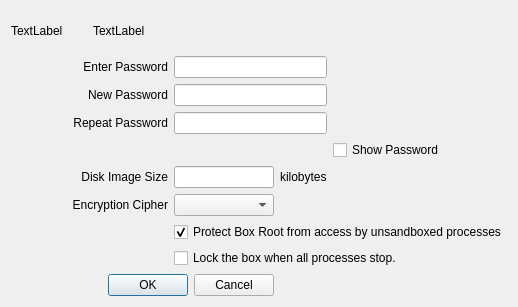
Before: the Qt Designer form SandboxiePlus/SandMan/Forms/BoxImageWindow.ui in sandboxie-plus/Sandboxie, drawn with Qt 5.
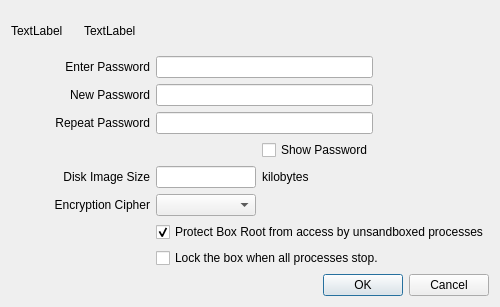
After: the same form once the commit is applied.

What changed in the file:
```diff
--- a/SandboxiePlus/SandMan/Forms/BoxImageWindow.ui
+++ b/SandboxiePlus/SandMan/Forms/BoxImageWindow.ui
@@ -6,7 +6,7 @@
    <rect>
     <x>0</x>
     <y>0</y>
-    <width>518</width>
+    <width>500</width>
     <height>307</height>
    </rect>
   </property>
@@ -25,34 +25,22 @@
   <property name="windowTitle">
    <string>Form</string>
   </property>
+  <layout class="QGridLayout" name="gridLayout_2">
+   <item row="3" column="0">
   <layout class="QGridLayout" name="gridLayout">
-   <item row="0" column="0">
-    <widget class="QLabel" name="lblIcon">
+     <item row="3" column="0" colspan="2">
+      <widget class="QLabel" name="lblRepeatPassword">
      <property name="text">
-      <string>TextLabel</string>
-     </property>
-    </widget>
-   </item>
-   <item row="0" column="1" colspan="2">
-    <widget class="QLabel" name="lblInfo">
-     <property name="text">
-      <string>TextLabel</string>
-     </property>
-     <property name="wordWrap">
-      <bool>true</bool>
-     </property>
-    </widget>
-   </item>
-   <item row="1" column="0" colspan="2">
-    <widget class="QLabel" name="lblPassword">
-     <property name="text">
-      <string>Enter Password</string>
+        <string>Repeat Password</string>
      </property>
      <property name="alignment">
       <set>Qt::AlignRight|Qt::AlignTrailing|Qt::AlignVCenter</set>
      </property>
     </widget>
    </item>
+     <item row="7" column="2">
+      <widget class="QComboBox" name="cmbCipher"/>
+     </item>
    <item row="1" column="2" colspan="2">
     <widget class="QLineEdit" name="txtPassword">
      <property name="echoMode">
@@ -60,6 +48,16 @@
      </property>
     </widget>
    </item>
+     <item row="7" column="0" colspan="2">
+      <widget class="QLabel" name="lblCipher">
+       <property name="text">
+        <string>Encryption Cipher</string>
+       </property>
+       <property name="alignment">
+        <set>Qt::AlignRight|Qt::AlignTrailing|Qt::AlignVCenter</set>
+       </property>
+      </widget>
+     </item>
    <item row="2" column="0" colspan="2">
     <widget class="QLabel" name="lblNewPassword">
      <property name="text">
@@ -70,58 +68,14 @@
      </property>
     </widget>
    </item>
-   <item row="2" column="2" colspan="2">
-    <widget class="QLineEdit" name="txtNewPassword">
-     <property name="echoMode">
-      <enum>QLineEdit::Password</enum>
-     </property>
-    </widget>
-   </item>
-   <item row="3" column="0" colspan="2">
-    <widget class="QLabel" name="lblRepeatPassword">
+     <item row="9" column="2" colspan="3">
+      <widget class="QCheckBox" name="chkAutoLock">
      <property name="text">
-      <string>Repeat Password</string>
-     </property>
-     <property name="alignment">
-      <set>Qt::AlignRight|Qt::AlignTrailing|Qt::AlignVCenter</set>
-     </property>
-    </widget>
-   </item>
-   <item row="3" column="2" colspan="2">
-    <widget class="QLineEdit" name="txtRepeatPassword">
-     <property name="echoMode">
-      <enum>QLineEdit::Password</enum>
-     </property>
-    </widget>
-   </item>
-   <item row="4" column="4">
-    <widget class="QCheckBox" name="chkShow">
-     <property name="text">
-      <string>Show Password</string>
-     </property>
-    </widget>
-   </item>
-   <item row="5" column="0" colspan="2">
-    <widget class="QLabel" name="lblImageSize">
-     <property name="text">
-      <string>Disk Image Size</string>
-     </property>
-     <property name="alignment">
-      <set>Qt::AlignRight|Qt::AlignTrailing|Qt::AlignVCenter</set>
-     </property>
-    </widget>
-   </item>
-   <item row="5" column="2">
-    <widget class="QLineEdit" name="txtImageSize">
-     <property name="maximumSize">
-      <size>
-       <width>100</width>
-       <height>16777215</height>
-      </size>
-     </property>
-    </widget>
-   </item>
-   <item row="5" column="3">
+        <string>Lock the box when all processes stop.</string>
+       </property>
+      </widget>
+     </item>
+     <item row="6" column="3">
     <widget class="QLabel" name="lblImageSizeKb">
      <property name="sizePolicy">
       <sizepolicy hsizetype="Maximum" vsizetype="Preferred">
@@ -134,42 +88,92 @@
      </property>
     </widget>
    </item>
-   <item row="6" column="0" colspan="2">
-    <widget class="QLabel" name="lblCipher">
+     <item row="0" column="0">
+      <widget class="QLabel" name="lblIcon">
      <property name="text">
-      <string>Encryption Cipher</string>
-     </property>
-     <property name="alignment">
-      <set>Qt::AlignRight|Qt::AlignTrailing|Qt::AlignVCenter</set>
+        <string>TextLabel</string>
      </property>
     </widget>
    </item>
    <item row="6" column="2">
-    <widget class="QComboBox" name="cmbCipher"/>
-   </item>
-   <item row="7" column="2" colspan="3">
-    <widget class="QCheckBox" name="chkProtect">
-     <property name="text">
-      <string>Protect Box Root from access by unsandboxed processes</string>
-     </property>
-     <property name="checked">
-      <bool>true</bool>
-     </property>
-    </widget>
-   </item>
-   <item row="8" column="2" colspan="3">
-    <widget class="QCheckBox" name="chkAutoLock">
-     <property name="text">
-      <string>Lock the box when all processes stop.</string>
-     </property>
-    </widget>
-   </item>
-   <item row="9" column="0" colspan="3">
+      <widget class="QLineEdit" name="txtImageSize">
+       <property name="maximumSize">
+        <size>
+         <width>100</width>
+         <height>16777215</height>
+        </size>
+       </property>
+      </widget>
+     </item>
+     <item row="10" column="0" colspan="5">
     <widget class="QDialogButtonBox" name="buttonBox">
      <property name="standardButtons">
       <set>QDialogButtonBox::Cancel|QDialogButtonBox::Ok</set>
      </property>
     </widget>
+     </item>
+     <item row="2" column="2" colspan="2">
+      <widget class="QLineEdit" name="txtNewPassword">
+       <property name="echoMode">
+        <enum>QLineEdit::Password</enum>
+       </property>
+      </widget>
+     </item>
+     <item row="0" column="1" colspan="4">
+      <widget class="QLabel" name="lblInfo">
+       <property name="text">
+        <string>TextLabel</string>
+       </property>
+       <property name="wordWrap">
+        <bool>true</bool>
+       </property>
+      </widget>
+     </item>
+     <item row="1" column="0" colspan="2">
+      <widget class="QLabel" name="lblPassword">
+       <property name="text">
+        <string>Enter Password</string>
+       </property>
+       <property name="alignment">
+        <set>Qt::AlignRight|Qt::AlignTrailing|Qt::AlignVCenter</set>
+       </property>
+      </widget>
+     </item>
+     <item row="8" column="2" colspan="3">
+      <widget class="QCheckBox" name="chkProtect">
+       <property name="text">
+        <string>Protect Box Root from access by unsandboxed processes</string>
+       </property>
+       <property name="checked">
+        <bool>true</bool>
+       </property>
+      </widget>
+     </item>
+     <item row="3" column="2" colspan="2">
+      <widget class="QLineEdit" name="txtRepeatPassword">
+       <property name="echoMode">
+        <enum>QLineEdit::Password</enum>
+       </property>
+      </widget>
+     </item>
+     <item row="6" column="0" colspan="2">
+      <widget class="QLabel" name="lblImageSize">
+       <property name="text">
+        <string>Disk Image Size</string>
+       </property>
+       <property name="alignment">
+        <set>Qt::AlignRight|Qt::AlignTrailing|Qt::AlignVCenter</set>
+       </property>
+      </widget>
+     </item>
+     <item row="4" column="3">
+      <widget class="QCheckBox" name="chkShow">
+       <property name="text">
+        <string>Show Password</string>
+       </property>
+      </widget>
+     </item>
+    </layout>
    </item>
   </layout>
  </widget>
```
Lines whose indentation alone changed are shown as unchanged.
